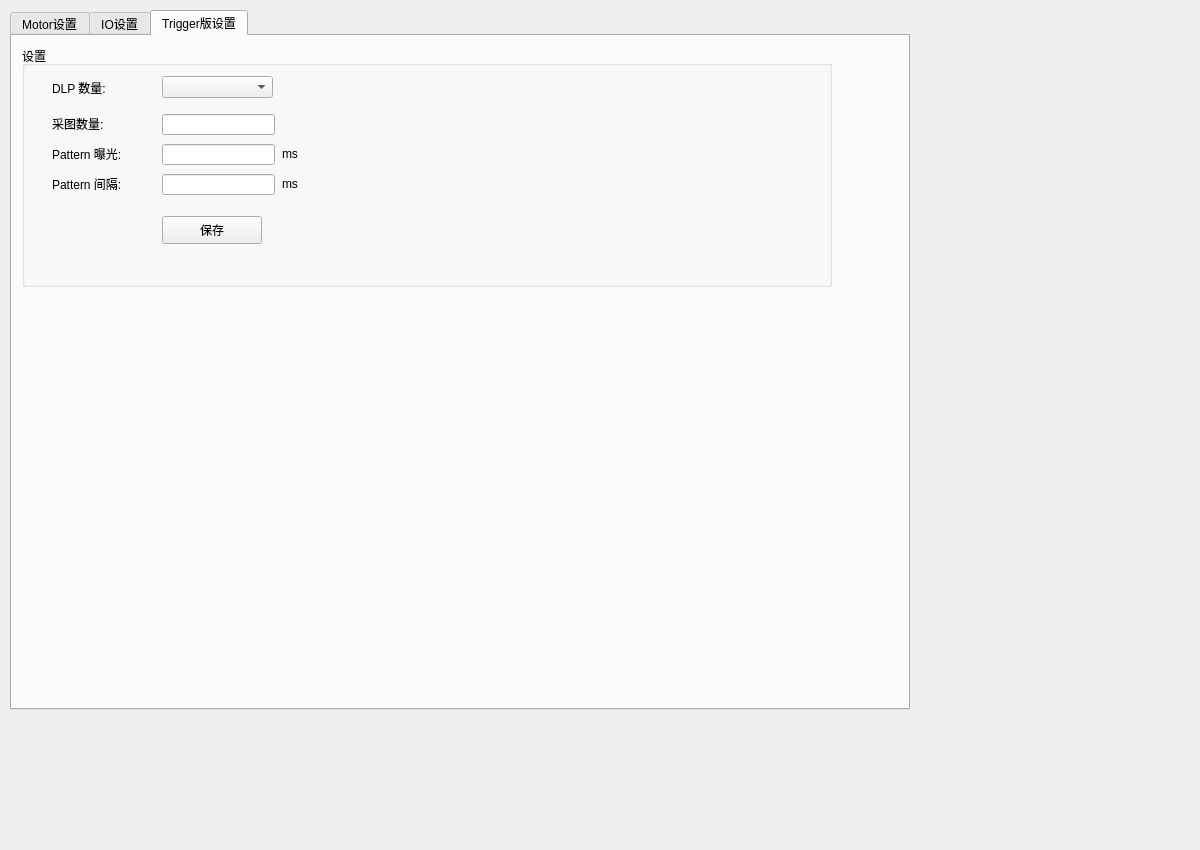
chuandongxu/AOI, file MotionModule/MotionSetting.ui: the form before one commit.
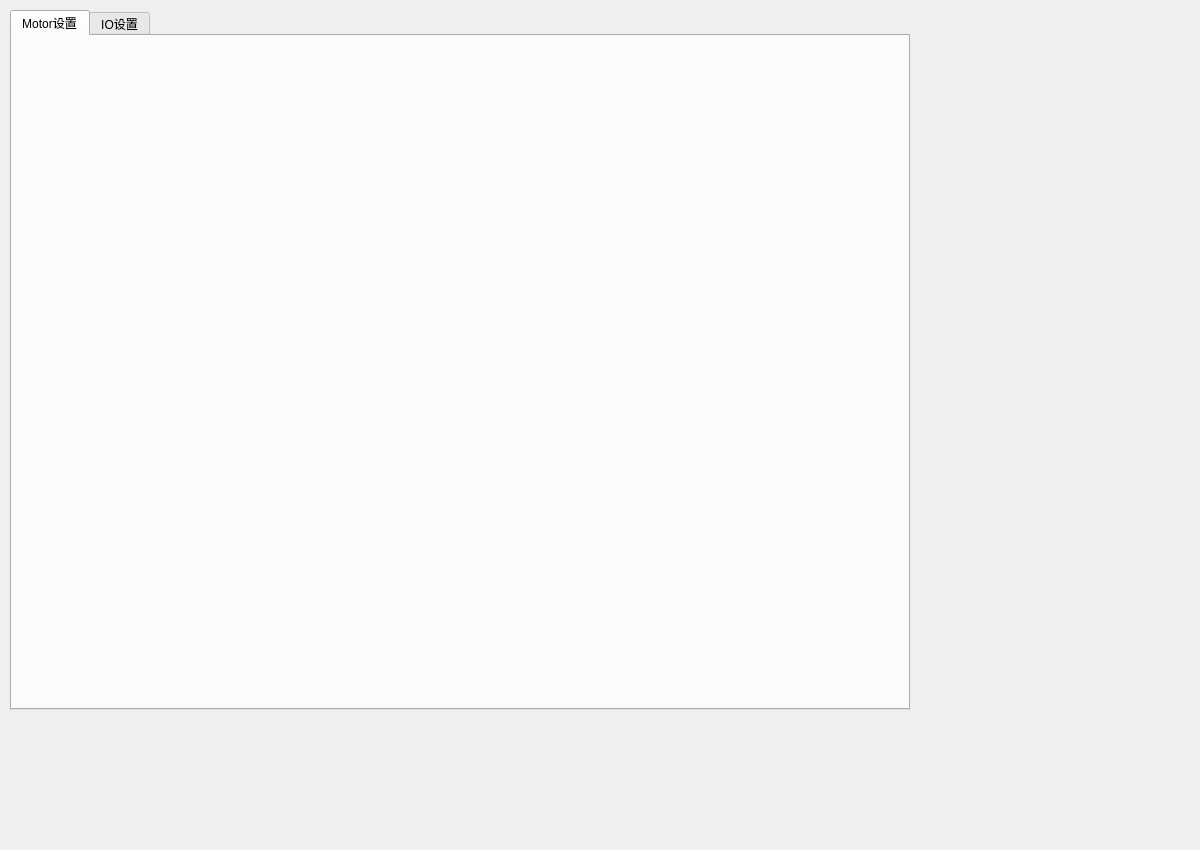
The form after the commit. The open tabs and pages were chosen to show the change.

```diff
--- a/MotionModule/MotionSetting.ui
+++ b/MotionModule/MotionSetting.ui
@@ -35,155 +35,6 @@
      <string>IO设置</string>
     </attribute>
    </widget>
-   <widget class="QWidget" name="tab_3">
-    <attribute name="title">
-     <string>Trigger版设置</string>
-    </attribute>
-    <widget class="QGroupBox" name="groupBox_2">
-     <property name="geometry">
-      <rect>
-       <x>10</x>
-       <y>10</y>
-       <width>810</width>
-       <height>241</height>
-      </rect>
-     </property>
-     <property name="title">
-      <string>设置</string>
-     </property>
-     <widget class="QLabel" name="label">
-      <property name="geometry">
-       <rect>
-        <x>30</x>
-        <y>34</y>
-        <width>72</width>
-        <height>15</height>
-       </rect>
-      </property>
-      <property name="text">
-       <string>DLP 数量:</string>
-      </property>
-     </widget>
-     <widget class="QComboBox" name="comboBox_triggerNum">
-      <property name="geometry">
-       <rect>
-        <x>140</x>
-        <y>30</y>
-        <width>111</width>
-        <height>22</height>
-       </rect>
-      </property>
-     </widget>
-     <widget class="QPushButton" name="pushButton_trigger_save">
-      <property name="geometry">
-       <rect>
-        <x>140</x>
-        <y>170</y>
-        <width>100</width>
-        <height>28</height>
-       </rect>
-      </property>
-      <property name="text">
-       <string>保存</string>
-      </property>
-     </widget>
-     <widget class="QLabel" name="label_2">
-      <property name="geometry">
-       <rect>
-        <x>30</x>
-        <y>70</y>
-        <width>72</width>
-        <height>15</height>
-       </rect>
-      </property>
-      <property name="text">
-       <string>采图数量:</string>
-      </property>
-     </widget>
-     <widget class="QLineEdit" name="lineEdit_trigger_caputured_num">
-      <property name="geometry">
-       <rect>
-        <x>140</x>
-        <y>68</y>
-        <width>113</width>
-        <height>21</height>
-       </rect>
-      </property>
-     </widget>
-     <widget class="QLabel" name="label_8">
-      <property name="geometry">
-       <rect>
-        <x>260</x>
-        <y>100</y>
-        <width>31</width>
-        <height>16</height>
-       </rect>
-      </property>
-      <property name="text">
-       <string>ms</string>
-      </property>
-     </widget>
-     <widget class="QLineEdit" name="lineEdit_trigger_pattern_exposure">
-      <property name="geometry">
-       <rect>
-        <x>140</x>
-        <y>98</y>
-        <width>113</width>
-        <height>21</height>
-       </rect>
-      </property>
-     </widget>
-     <widget class="QLabel" name="label_9">
-      <property name="geometry">
-       <rect>
-        <x>30</x>
-        <y>100</y>
-        <width>111</width>
-        <height>16</height>
-       </rect>
-      </property>
-      <property name="text">
-       <string>Pattern 曝光:</string>
-      </property>
-     </widget>
-     <widget class="QLabel" name="label_10">
-      <property name="geometry">
-       <rect>
-        <x>260</x>
-        <y>130</y>
-        <width>31</width>
-        <height>16</height>
-       </rect>
-      </property>
-      <property name="text">
-       <string>ms</string>
-      </property>
-     </widget>
-     <widget class="QLineEdit" name="lineEdit_trigger_pattern_period">
-      <property name="geometry">
-       <rect>
-        <x>140</x>
-        <y>128</y>
-        <width>113</width>
-        <height>21</height>
-       </rect>
-      </property>
-     </widget>
-     <widget class="QLabel" name="label_11">
-      <property name="geometry">
-       <rect>
-        <x>30</x>
-        <y>130</y>
-        <width>121</width>
-        <height>16</height>
-       </rect>
-      </property>
-      <property name="text">
-       <string>Pattern 间隔:</string>
-      </property>
-     </widget>
-    </widget>
-   </widget>
   </widget>
  </widget>
  <layoutdefault spacing="6" margin="11"/>
```
